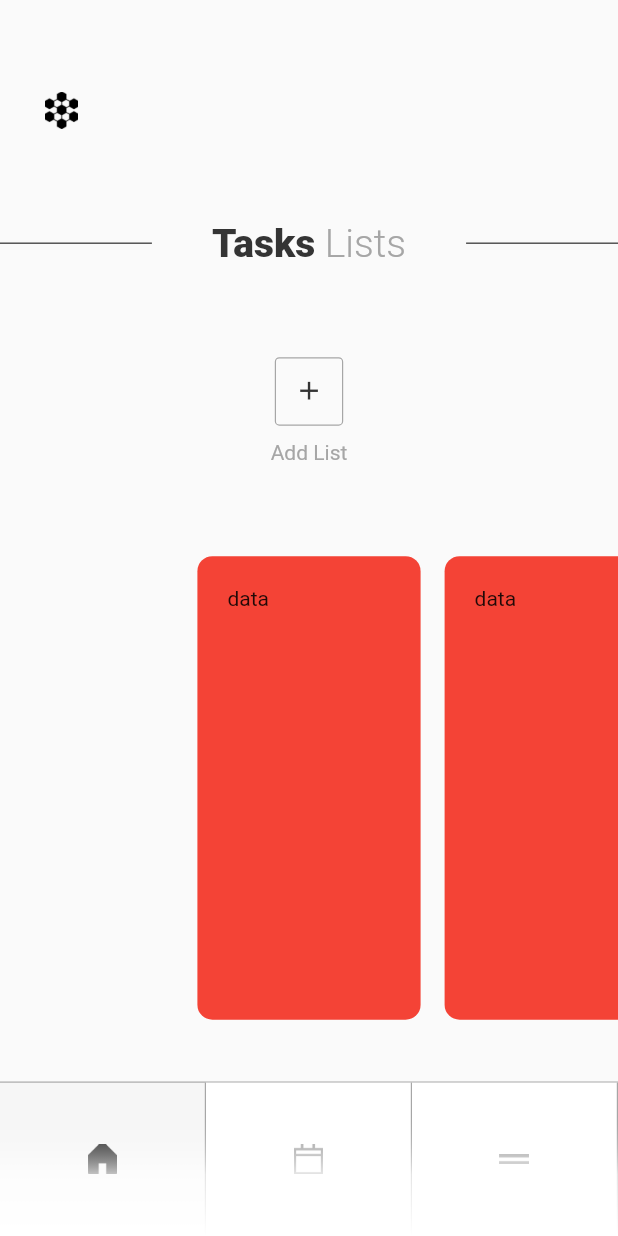
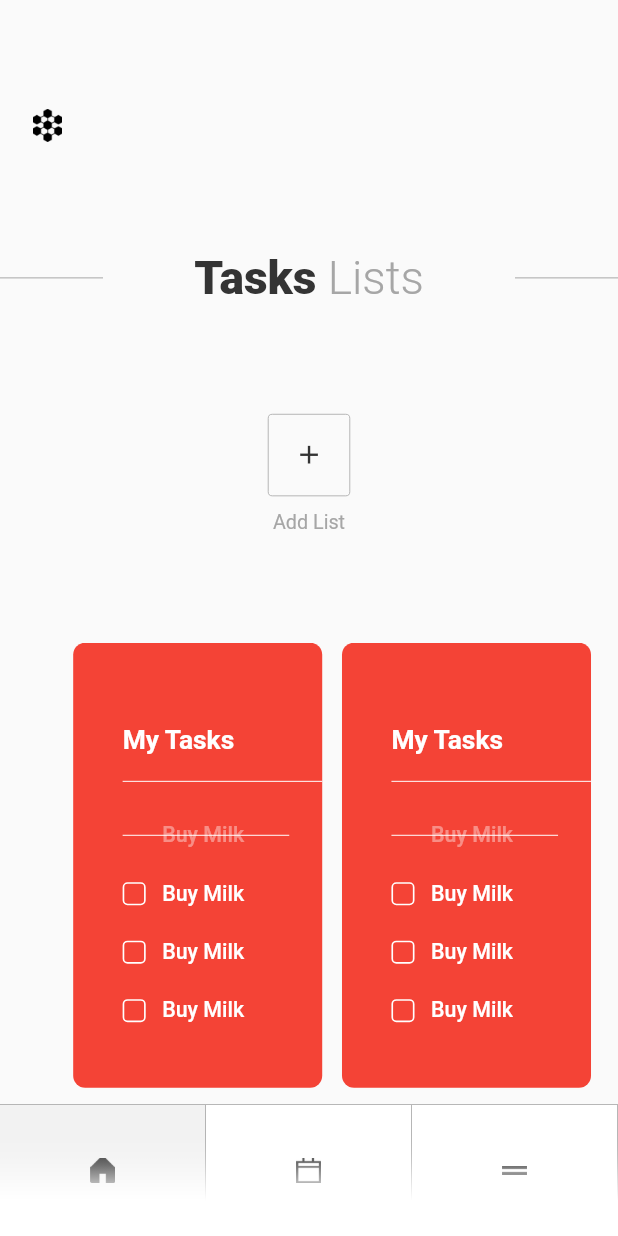
Before and after one commit to shamnex/flutter_challenges, a Flutter app: the screen it shows after launch, on a phone screen of 412 x 824 dp. Run offline on Flutter 3.47's test engine with Material 2 defaults, Android fonts, the phone set to English and light mode, and no system bars; missing offline and left inert: transformer_page_view.

Commit message:
Challenge 03: 30% Complete

```diff
--- a/03_task_manager/lib/src/app.dart
+++ b/03_task_manager/lib/src/app.dart
@@ -1,13 +1,13 @@
 import 'package:flutter/material.dart';
 import 'package:tasks_manager/src/screens/home_screen.dart';
+import 'package:tasks_manager/src/utils/screen_util.dart';
 
 class App extends StatelessWidget {
   Widget build(BuildContext context) {
+
     return MaterialApp(
       debugShowCheckedModeBanner: false,
-      theme: ThemeData(
-
-      ),
+      theme: ThemeData(),
       home: HomeScreen(),
     );
   }
--- a/03_task_manager/lib/src/screens/tabs/tasks_tab.dart
+++ b/03_task_manager/lib/src/screens/tabs/tasks_tab.dart
@@ -3,6 +3,10 @@ import 'dart:math' as math;
 import 'package:flutter/cupertino.dart';
 import "package:flutter/material.dart";
 import 'package:tasks_manager/src/data/constants.dart';
+import 'package:tasks_manager/src/utils/page_view_tranforms.dart';
+import 'package:tasks_manager/src/utils/screen_util.dart';
+import 'package:transformer_page_view/transformer_page_view.dart';
+import 'package:transformer_page_view/parallax.dart';
 
 class TasksTab extends StatefulWidget {
   @override
@@ -13,147 +17,148 @@ class TasksTab extends StatefulWidget {
 
 class TasksTabState extends State<TasksTab>
     with SingleTickerProviderStateMixin {
+  PageController _controller;
   AnimationController _animationController;
-  Animation bounce;
-  PageController _controller;
+  Animation _moveLeft;
 
   initState() {
-    _controller = PageController(viewportFraction: 0.4, initialPage: 0);
-    _controller.addListener(() {});
+    super.initState();
 
     _animationController = AnimationController(
         vsync: this,
         duration: Duration(
-        milliseconds: 700,
+          milliseconds: 300,
+        ));
+
+    _moveLeft = Tween(begin: 0.0, end: -100).animate(
+      CurvedAnimation(
+        parent: _animationController,
+        curve: Interval(
+          0.0,
+          1.0,
+          curve: Curves.ease,
+        ),
+        reverseCurve: Interval(
+          0.0,
+          1.0,
+          curve: Curves.easeOut,
+        ),
       ),
     );
 
-    bounce = Tween<Offset>(
-      begin: Offset(
-        0.0,
-        0.0,
-      ),
-      end: Offset(
-        40.0,
-        0.0,
-      ),
-    ).animate(
-      CurvedAnimation(
-        parent: _animationController,
-        curve: Curves.bounceIn,
-      ),
-    );
-
-    super.initState();
+    _controller = PageController(
+      initialPage: 1,
+      viewportFraction: 0.35,
+      keepPage: false,
+    )..addListener(() {
+        print(_controller.page);
+      });
   }
 
   Widget build(BuildContext context) {
-    final double screenHeight = MediaQuery.of(context).size.height;
-
-    // TODO: implement build
     return LayoutBuilder(
       builder: (BuildContext context, BoxConstraints constraints) {
         return SafeArea(
-          child: Container(
           child: Column(
             children: [
               Expanded(
-                  flex: 6,
                 child: Column(
                   mainAxisAlignment: MainAxisAlignment.spaceEvenly,
                   children: <Widget>[
-                      _buildAppBar(screenHeight),
+                    _buildAppBar(),
                     _buildTitle(),
                     _buildAddButton(),
                   ],
                 ),
               ),
-                Expanded(
-                  flex: 5,
-                  child: GestureDetector(
-                    onHorizontalDragStart: (DragStartDetails details) {},
-                    onHorizontalDragUpdate: (DragUpdateDetails details) {
-                      print('hello');
+              Container(
+                transform: Matrix4.identity()..translate(0.0),
+                height: ScreenUtil().setSp(270),
+                child: OverflowBox(
+                  minWidth: ScreenUtil.screenWidthDp + 100,
+                  maxWidth: ScreenUtil.screenWidthDp + 100,
+                  alignment: Alignment.centerLeft,
+                  child: PageView.custom(
+                    controller: _controller,
+                    pageSnapping: true,
+                    onPageChanged: (page) {
+                      print(page);
+                      if (page == 0) {
+                        _controller.animateToPage(1,
+                            curve: Curves.easeIn,
+                            duration: Duration(milliseconds: 400));
+                      }
                     },
-                    onHorizontalDragEnd: (DragEndDetails details) {
-                      print('hello');
-                    },
-                    child: PageView.builder(
-                      pageSnapping: true,
-                      itemCount: 10,
-                      onPageChanged: (int page) {
-                        _animationController.forward();
-
-                      },
-                      controller: _controller,
-                      scrollDirection: Axis.horizontal,
-                      itemBuilder: (BuildContext context, int index) {
-                        return AnimatedBuilder(
-                          animation: _animationController,
-                          builder: (BuildContext context, Widget child) {
-
-
-                            return AnimatedContainer(
-                              curve: Curves.elasticIn,
-                              // transform: Matrix4.identity()
-                              //   ..translate(bounce.value * 20),
-                              duration: Duration(
-                                milliseconds: 200,
+                    childrenDelegate:
+                        SliverChildBuilderDelegate((context, int) {
+                      if (int == 0) {
+                        return Container();
+                      }
+                      return Transform.translate(
+                        offset:
+                            Offset(-ScreenUtil.screenWidthDp * .35 + 20.0, 0),
+                        child: TasksCard(
+                          items: [
+                            new TaskItem(
+                              isCompleted: true,
                             ),
-                              decoration: BoxDecoration(
-                                color: Colors.red,
-                                borderRadius: BorderRadius.circular(10.0),
+                            new TaskItem(),
+                            new TaskItem(),
+                            new TaskItem(),
+                          ],
                         ),
-                              margin: EdgeInsets.symmetric(horizontal: 8.0),
-                              padding: EdgeInsets.all(20.0),
-                              child: Text("data"),
                       );
-                          },
-                        );
-                      },
+                    }),
                   ),
                 ),
               ),
-                SizedBox(height: screenHeight / 20),
+              SizedBox(height: ScreenUtil().setSp(10)),
             ],
-            ),
           ),
         );
       },
     );
   }
 
-  Widget _buildAppBar(double screenHeight) {
+  Widget _buildAppBar() {
+    return LayoutBuilder(
+      builder: (BuildContext context, BoxConstraints constraints) {
         return Container(
           alignment: Alignment.centerLeft,
-      padding: const EdgeInsets.symmetric(
-        horizontal: 30.0,
+          padding: EdgeInsets.symmetric(
+            horizontal: ScreenUtil().setSp(20),
           ),
           child: Image.asset(
             AppImages.logo,
-        height: 25.0,
+            height: ScreenUtil().setSp(20),
           ),
+        );
+      },
     );
   }
 
   Widget _buildTitle() {
     return Container(
       child: Row(
+        mainAxisAlignment: MainAxisAlignment.spaceBetween,
         children: <Widget>[
-          Expanded(
+          Flexible(
+            flex: 1,
             child: Divider(
-              color: Colors.black,
+              height: ScreenUtil().setSp(1) / 2,
+              color: AppColors.lightGrey,
             ),
           ),
-          Container(
-            margin: EdgeInsets.symmetric(horizontal: 40.0),
+          Flexible(
+            flex: 4,
+            child: Container(
               child: RichText(
                 text: TextSpan(
                   text: "Tasks",
                   style: TextStyle(
                     color: AppColors.black,
                     fontWeight: FontWeight.w900,
-                  fontSize: 26.0,
+                    fontSize: ScreenUtil().setSp(28),
                   ),
                   children: [
                     TextSpan(
@@ -165,9 +170,12 @@ class TasksTabState extends State<TasksTab>
                 ),
               ),
             ),
-          Expanded(
+          ),
+          Flexible(
+            flex: 1,
             child: Divider(
-              color: Colors.black,
+              height: ScreenUtil().setSp(1) / 2,
+              color: AppColors.lightGrey,
             ),
           ),
         ],
@@ -180,6 +188,9 @@ class TasksTabState extends State<TasksTab>
       children: <Widget>[
         Container(
           child: Container(
+            alignment: Alignment.center,
+            height: ScreenUtil().setSp(50),
+            width: ScreenUtil().setSp(50),
             child: CupertinoButton(
               padding: EdgeInsets.all(6.0),
               onPressed: () {},
@@ -191,9 +202,7 @@ class TasksTabState extends State<TasksTab>
             decoration: BoxDecoration(
               borderRadius: BorderRadius.circular(3.0),
               border: Border.all(
-                color: AppColors.lightGrey,
-                width: 0.8,
-              ),
+                  color: AppColors.lightGrey, width: ScreenUtil().setSp(1) / 2),
             ),
           ),
         ),
@@ -202,10 +211,114 @@ class TasksTabState extends State<TasksTab>
           "Add List",
           style: TextStyle(
             color: AppColors.lightGrey,
-            fontSize: 14.0,
+            fontSize: ScreenUtil().setSp(12),
           ),
         )
       ],
     );
   }
 }
+
+class TasksCard extends StatelessWidget {
+  const TasksCard({Key key, @required this.items}) : super(key: key);
+
+  final List<TaskItem> items;
+
+  @override
+  Widget build(BuildContext context) {
+    return Container(
+        height: ScreenUtil().setSp(270),
+        padding: EdgeInsets.fromLTRB(
+            ScreenUtil().setSp(30),
+            ScreenUtil().setSp(50),
+            ScreenUtil().setSp(0),
+            ScreenUtil().setSp(20)),
+        margin: EdgeInsets.symmetric(horizontal: ScreenUtil().setSp(6)),
+        width: ScreenUtil().setSp(150),
+        decoration: BoxDecoration(
+            borderRadius: BorderRadius.all(Radius.circular(8)),
+            color: Colors.red),
+        child: Column(
+          crossAxisAlignment: CrossAxisAlignment.start,
+          children: <Widget>[
+            Text(
+              "My Tasks",
+              style: TextStyle(
+                  color: Colors.white,
+                  fontSize: ScreenUtil().setSp(16),
+                  fontWeight: FontWeight.w700),
+            ),
+            Divider(
+              color: Colors.white,
+              height: ScreenUtil().setSp(30),
+            ),
+          ]..addAll(items),
+        ));
+  }
+}
+
+class TaskItem extends StatelessWidget {
+  const TaskItem({
+    this.isCompleted = false,
+    Key key,
+  }) : super(key: key);
+
+  final bool isCompleted;
+
+  @override
+  Widget build(BuildContext context) {
+    return Stack(
+      alignment: Alignment.center,
+      children: <Widget>[
+        Opacity(
+          opacity: isCompleted ? 0.4 : 1.0,
+          child: Container(
+            margin: EdgeInsets.symmetric(vertical: ScreenUtil().setSp(10)),
+            child: Row(
+              crossAxisAlignment: CrossAxisAlignment.center,
+              children: <Widget>[
+                Container(
+                  height: ScreenUtil().setSp(14),
+                  width: ScreenUtil().setSp(14),
+                  decoration: BoxDecoration(
+                      border: Border.all(
+                        color: isCompleted ? Colors.transparent : Colors.white,
+                        width: ScreenUtil().setSp(1),
+                      ),
+                      borderRadius: BorderRadius.all(
+                        Radius.circular(
+                          ScreenUtil().setSp(3),
+                        ),
+                      )),
+                ),
+                SizedBox(
+                  width: ScreenUtil().setSp(10),
+                ),
+                Flexible(
+                  child: Text(
+                    "Buy Milk",
+                    maxLines: 1,
+                    overflow: TextOverflow.ellipsis,
+                    style: TextStyle(
+                        color: Colors.white,
+                        fontSize: ScreenUtil().setSp(13),
+                        fontWeight: FontWeight.w500),
+                  ),
+                ),
+                SizedBox(
+                  width: 10.0,
+                ),
+              ],
+            ),
+          ),
+        ),
+        Padding(
+          padding: EdgeInsets.only(right: ScreenUtil().setSp(20)),
+          child: Divider(
+            color: isCompleted ? Colors.white : Colors.transparent,
+          ),
+        )
+      ],
+    );
+  }
+}
--- /dev/null
+++ b/03_task_manager/lib/src/utils/screen_util.dart
@@ -0,0 +1,73 @@
+
+//stolen from https://github.com/OpenFlutter/flutter_screenutil/blob/master/lib/flutter_screenutil.dart
+//
+
+import 'package:flutter/material.dart';
+
+class ScreenUtil {
+  static ScreenUtil instance = new ScreenUtil();
+
+  int width;
+  int height;
+  bool allowFontScaling;
+
+  static MediaQueryData _mediaQueryData;
+  static double _screenWidth;
+  static double _screenHeight;
+  static double _pixelRatio;
+  static double _statusBarHeight;
+
+  static double _bottomBarHeight;
+
+  static double _textScaleFactor;
+
+  ScreenUtil({
+    this.width = 1080,
+    this.height = 1920,
+    this.allowFontScaling = false,
+  });
+
+  static ScreenUtil getInstance() {
+    return instance;
+  }
+
+  void init(BuildContext context) {
+    MediaQueryData mediaQuery = MediaQuery.of(context);
+    _mediaQueryData = mediaQuery;
+    _pixelRatio = mediaQuery.devicePixelRatio;
+    _screenWidth = mediaQuery.size.width;
+    _screenHeight = mediaQuery.size.height;
+    _statusBarHeight = mediaQuery.padding.top;
+    _bottomBarHeight = _mediaQueryData.padding.bottom;
+    _textScaleFactor = mediaQuery.textScaleFactor;
+  }
+
+  static MediaQueryData get mediaQueryData => _mediaQueryData;
+
+  static double get textScaleFactory => _textScaleFactor;
+
+  static double get pixelRatio => _pixelRatio;
+
+  static double get screenWidthDp => _screenWidth;
+
+  static double get screenHeightDp => _screenHeight;
+
+  static double get screenWidth => _screenWidth * _pixelRatio;
+
+  static double get screenHeight => _screenHeight * _pixelRatio;
+
+  static double get statusBarHeight => _statusBarHeight * _pixelRatio;
+
+  static double get bottomBarHeight => _bottomBarHeight * _pixelRatio;
+
+  get scaleWidth => _screenWidth / instance.width;
+
+  get scaleHeight => _screenHeight / instance.height;
+
+  setWidth(int width) => width * scaleWidth;
+  setHeight(int height) => height * scaleHeight;
+
+  setSp(int fontSize) => allowFontScaling
+      ? setWidth(fontSize)
+      : setWidth(fontSize) / _textScaleFactor;
+}
--- a/03_task_manager/lib/src/widgets/tm_bottom_appbar.dart
+++ b/03_task_manager/lib/src/widgets/tm_bottom_appbar.dart
@@ -1,6 +1,7 @@
 import 'package:flutter/cupertino.dart';
 import 'package:flutter/material.dart';
 import 'package:tasks_manager/src/data/constants.dart';
+import 'package:tasks_manager/src/utils/screen_util.dart';
 
 class TMBottomAppBar extends StatefulWidget {
   final List<String> items;
@@ -23,13 +24,13 @@ class TMBottomAppBarState extends State<TMBottomAppBar> {
   @override
   void initState() {
     currentIndex = 0;
-    // TODO: implement initState
     super.initState();
   }
 
   @override
   Widget build(BuildContext context) {
-    final screenHeight = MediaQuery.of(context).size.height;
+    return LayoutBuilder(
+      builder: (BuildContext context, BoxConstraints constraints) {
         return BottomAppBar(
           elevation: 0.0,
           color: Colors.white,
@@ -43,7 +44,8 @@ class TMBottomAppBarState extends State<TMBottomAppBar> {
                     end: Alignment(0.00, 1.0),
                     colors: [
                       Colors.transparent,
-                  Colors.white.withOpacity(0.7),
+                      Colors.white.withOpacity(0.3),
+                      Colors.white,
                       Colors.white,
                     ],
                   ),
@@ -51,19 +53,23 @@ class TMBottomAppBarState extends State<TMBottomAppBar> {
                 decoration: BoxDecoration(
                   border: Border(
                     top: BorderSide(
-                  width: 0.8,
+                      width: ScreenUtil().setSp(1) / 2,
                       color: AppColors.lightGrey,
                     ),
                   ),
                 ),
-            height: screenHeight / 8,
-            // height: 60.0,
+                height: constraints.maxHeight < 650
+                    ? ScreenUtil().setSp(60)
+                    : ScreenUtil().setSp(80),
+
                 child: Row(
                   children: _buildItems(widget.items),
                 ),
               );
             },
           ),
+        );
+      },
     );
   }
 
@@ -107,26 +113,20 @@ class TMButtomAppBarItem extends StatelessWidget {
         child: Container(
           decoration: BoxDecoration(
             color:
-                isActive ? AppColors.lightGrey.withOpacity(0.1) : Colors.white,
+                isActive ? AppColors.lightGrey.withOpacity(0.15) : Colors.white,
             border: Border(
               right: BorderSide(
-                width: 0.8,
+                width: ScreenUtil().setSp(1) / 2,
                 color: AppColors.lightGrey,
               ),
             ),
           ),
           alignment: Alignment.center,
-          child: ConstrainedBox(
-            constraints: BoxConstraints(
-              maxHeight: 20.0,
-              minHeight: 20.0,
-            ),
           child: Image.asset(
             assetIcon,
-              height: 20.0,
-              width: 20.0,
-              color: isActive ? AppColors.black : AppColors.lightGrey,
-            ),
+            height: ScreenUtil().setSp(15),
+            width: ScreenUtil().setSp(15),
+            color: AppColors.black,
           ),
         ),
       ),
--- a/03_task_manager/pubspec.yaml
+++ b/03_task_manager/pubspec.yaml
@@ -16,9 +16,13 @@ dependencies:
   flutter:
     sdk: flutter
 
+
   # The following adds the Cupertino Icons font to your application.
   # Use with the CupertinoIcons class for iOS style icons.
   cupertino_icons: ^0.1.2
+  transformer_page_view: ^0.1.4
+
+
 
 dev_dependencies:
   flutter_test:
```
Also changed, not shown: 03_task_manager/lib/src/screens/home_screen.dart (+8 -0 lines), 03_task_manager/lib/src/utils/page_view_tranforms.dart (added, +210 -0 lines), 03_task_manager/pubspec.lock. Lines whose indentation alone changed are shown as unchanged.
